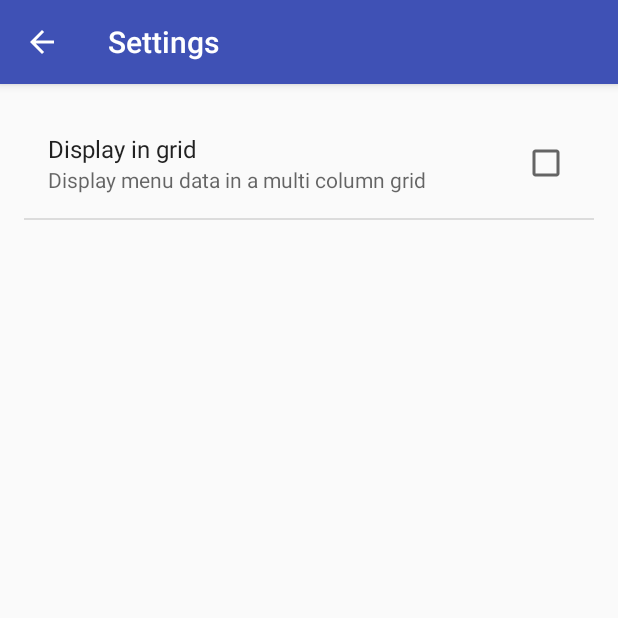
After one commit to patelprashant/RxNdroid, an Android app: the PrefsActivity screen opened directly, with no data from a screen before it, on a phone screen of 412 x 824 dp, the top half of it. The commit adds this screen. Run offline under Robolectric (Android 15) with nearby library versions, the phone set to English and light mode, and no system bars.

Commit message:
Implemented Shared setting preferences + added grid layout + Switch layout based on setting selected.

```diff
--- /dev/null
+++ b/app/src/main/java/com/practice/android/rxndroid/PrefsActivity.java
@@ -0,0 +1,30 @@
+package com.practice.android.rxndroid;
+
+import android.preference.PreferenceFragment;
+import android.support.annotation.Nullable;
+import android.support.v7.app.AppCompatActivity;
+import android.os.Bundle;
+
+public class PrefsActivity extends AppCompatActivity {
+    private static final String TAG = "PrefsActivity";
+
+    @Override
+    protected void onCreate(Bundle savedInstanceState) {
+        super.onCreate( savedInstanceState );
+        setContentView( R.layout.activity_prefs );
+
+        getFragmentManager()
+                .beginTransaction()
+                .add( R.id.prefs_content, new SettingsFragment() )
+                .commit();
+    }
+
+    public static class SettingsFragment extends PreferenceFragment {
+
+        @Override
+        public void onCreate(@Nullable Bundle savedInstanceState) {
+            super.onCreate( savedInstanceState );
+            addPreferencesFromResource( R.xml.settings );
+        }
+    }
+}
--- /dev/null
+++ b/app/src/main/res/layout/activity_prefs.xml
@@ -0,0 +1,14 @@
+<?xml version="1.0" encoding="utf-8"?>
+<FrameLayout
+    xmlns:android="http://schemas.android.com/apk/res/android"
+    xmlns:tools="http://schemas.android.com/tools"
+    android:id="@+id/prefs_content"
+    android:layout_width="match_parent"
+    android:layout_height="match_parent"
+    android:paddingBottom="@dimen/activity_vertical_margin"
+    android:paddingLeft="@dimen/activity_horizontal_margin"
+    android:paddingRight="@dimen/activity_horizontal_margin"
+    android:paddingTop="@dimen/activity_vertical_margin"
+    tools:context="com.practice.android.rxndroid.PrefsActivity">
+
+</FrameLayout>
--- a/app/src/main/res/values/string.xml
+++ b/app/src/main/res/values/string.xml
@@ -10,6 +10,9 @@
     <string name="no_result">No Result Found</string>
     <string name="search_hint">Type Search terms here...</string>
     <string name="title_activity_login">Sign in</string>
+    <string name="title_settings">Settings</string>
+    <string name="pref_display_grid">pref_display_grid</string>
+    <string name="display_in_grid">Display in grid</string>
 
     <!-- Strings related to login -->
     <string name="prompt_email">Email</string>
--- /dev/null
+++ b/app/src/main/res/values/strings.xml
@@ -0,0 +1,2 @@
+<resources>
+</resources>
--- /dev/null
+++ b/app/src/main/res/xml/settings.xml
@@ -0,0 +1,11 @@
+<?xml version="1.0" encoding="utf-8"?>
+<PreferenceScreen xmlns:android="http://schemas.android.com/apk/res/android">
+
+    <CheckBoxPreference
+        android:defaultValue="false"
+        android:layout_width="match_parent"
+        android:layout_height="match_parent"
+        android:key="@string/pref_display_grid"
+        android:title="@string/display_in_grid"
+        android:summary="Display menu data in a multi column grid"/>
+</PreferenceScreen>
```
Also changed, not shown: app/src/main/AndroidManifest.xml (+27 -4 lines), app/src/main/java/com/practice/android/rxndroid/DataItemRvAdapter.java (+14 -1 lines), app/src/main/java/com/practice/android/rxndroid/MainActivity.java (+7 -2 lines), app/src/main/java/com/practice/android/rxndroid/Sample3Activity.java (+18 -1 lines), app/src/main/res/layout/activity_sample3_grid.xml (added, +29 -0 lines), app/src/main/res/menu/main_menu.xml (+8 -1 lines).
